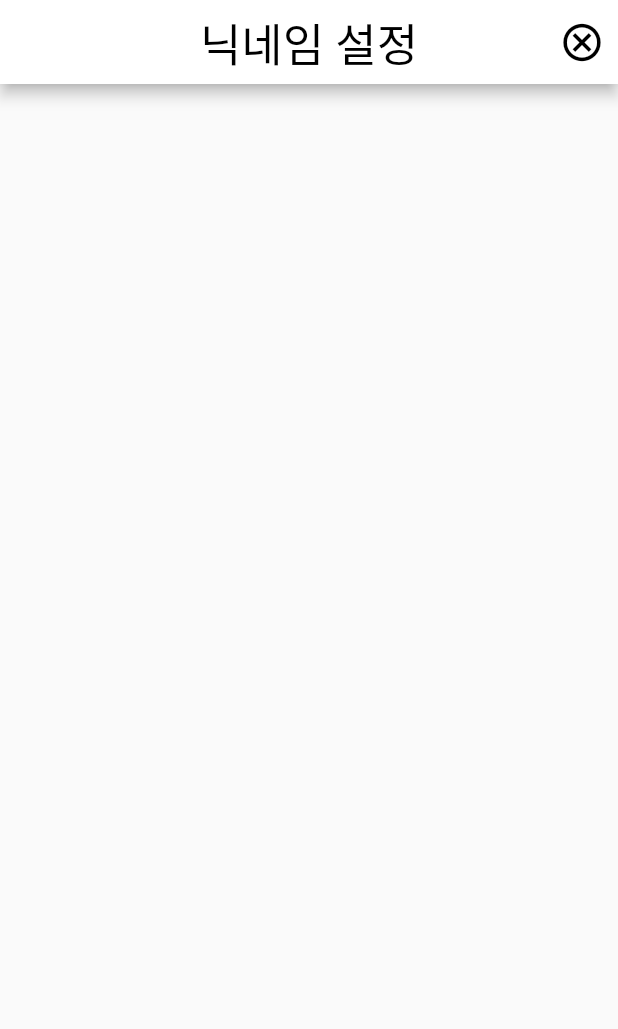
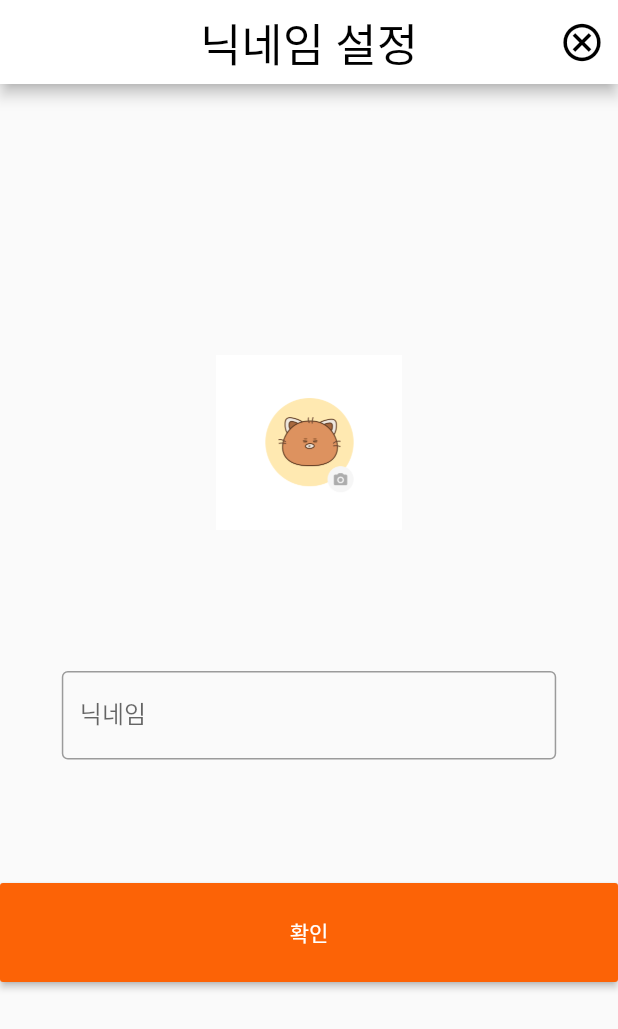
Before and after one commit to dalbong-cafein/cafein_front, a Flutter app: the screen it shows after launch, after a tap on the "cancel" icon, on a phone screen of 412 x 824 dp. Shown: the top 1029 px of the screen. Run offline on Flutter 3.47's test engine with Material 2 defaults, Android fonts, the phone set to English and light mode, and no system bars.

Commit message:
RegisterScreen 완료

```diff
--- a/lib/Login/RegisterScreen.dart
+++ b/lib/Login/RegisterScreen.dart
@@ -1,17 +1,30 @@
+import 'dart:math';
+
 import 'package:flutter/cupertino.dart';
 import 'package:flutter/material.dart';
-
-var asset1 = Image.asset("imgs/profile_random_img1.png");
-var asset2 = Image.asset("imgs/profile_random_img2.png");
-var asset3 = Image.asset("imgs/profile_random_img3.png");
-
+String profileimg = " ";
+final myController = TextEditingController();
+String nickname = myController.text; //입력받은 닉네임
 
 class RegisterScreen extends StatelessWidget {
+
   const RegisterScreen({Key? key}) : super(key: key);
 
 
   @override
   Widget build(BuildContext context) {
+    final height = MediaQuery.of(context).size.height;
+    final width = MediaQuery.of(context).size.width;
+    final randomint = Random().nextInt(3);
+    if(randomint == 0){
+      profileimg = "imgs/randomimg1.png";
+    }
+    if(randomint == 1){
+      profileimg = "imgs/randomimg2.png";
+    }
+    else{
+      profileimg = "imgs/randomimg3.png";
+    }
     return Scaffold(
       appBar: AppBar(
         title: Text("닉네임 설정"),
@@ -22,10 +35,56 @@ class RegisterScreen extends StatelessWidget {
         backgroundColor: Colors.white,
         centerTitle: true,
         actions: [
-          IconButton(onPressed: (){}, icon: Icon(Icons.cancel_outlined), color: Colors.black,iconSize: 30,),
+          IconButton(onPressed: (){
+            /*
+            취소버튼 클릭
+             */
+          }, icon: Icon(Icons.cancel_outlined), color: Colors.black,iconSize: 30,),
 
         ],
 
+      ),
+      body:Column(
+        mainAxisAlignment: MainAxisAlignment.center,
+        children: [
+          IconButton(onPressed: (){
+            /*
+            사진 클릭시
+             */
+          }, icon: Image.asset(profileimg) , iconSize: width * 0.3),
+          Container(
+            margin: EdgeInsets.only(top: height * 0.1, left: width * 0.1, right: width * 0.1, bottom: height * 0.1),
+            child: TextField(
+              controller: myController,
+              decoration: InputDecoration(
+                border: OutlineInputBorder(),
+                labelText: "닉네임",
+              ),
+            ),
+          ),
+          Column(
+            mainAxisAlignment: MainAxisAlignment.end,
+            children: [
+              SizedBox(
+                width: width,
+                height: height * 0.08,
+                child: RaisedButton(onPressed: () {
+                  /*
+                  버튼 눌렸을떄
+                   */
+                },
+                  child: Text("확인"),
+                  textColor: Colors.white,
+                  color: Color.fromRGBO(252, 99, 6, 1.0),
+
+                )
+              ),
+            ],
+          )
+
+
+
+        ],
       ),
 
     );
```
Also changed, not shown: pubspec.yaml (+4 -3 lines), imgs/profile_random_img1.png (deleted), imgs/profile_random_img2.png (deleted), imgs/profile_random_img3.png (deleted), imgs/randomimg1.png (added), imgs/randomimg2.png (added), imgs/randomimg3.png (added).
